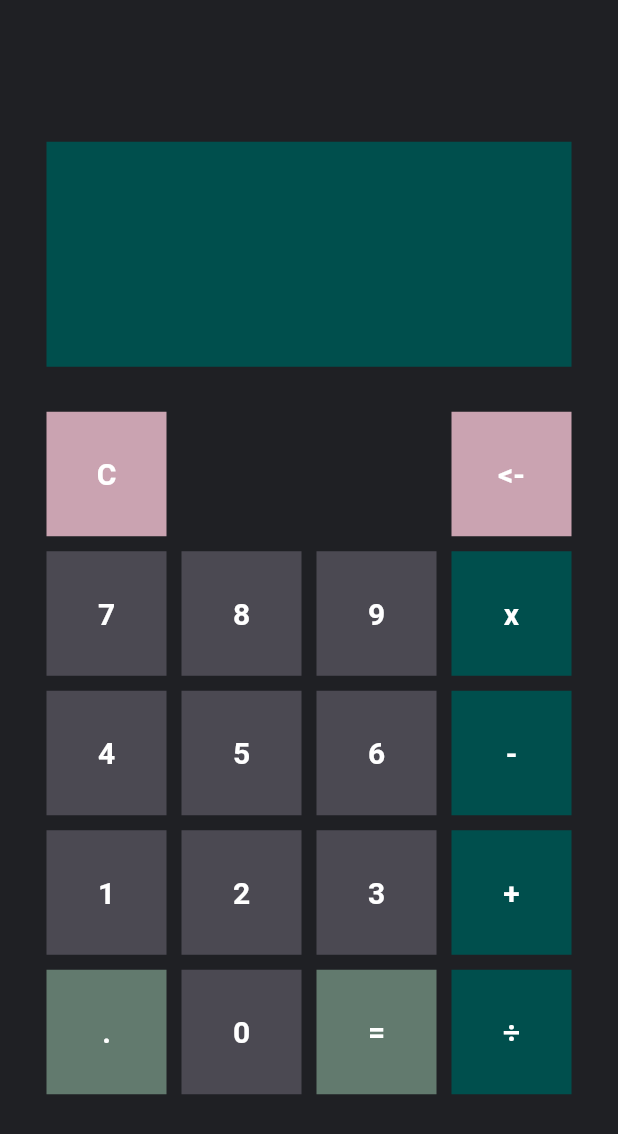
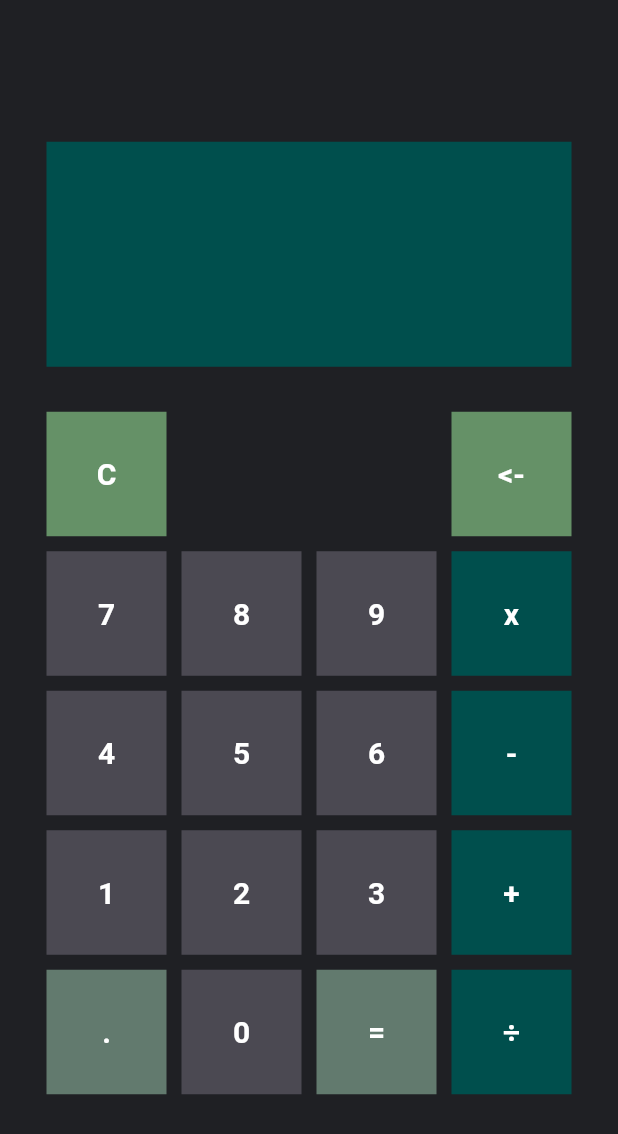
Before and after one commit to Brunno-Bocardo/mobile, a Flutter app: the screen it shows after launch, on a phone screen of 412 x 824 dp. Shown: the top 1134 px of the screen. Run offline on Flutter 3.47's test engine with Material 3 defaults, Android fonts, the phone set to English and light mode, and no system bars.

Commit message:
proibe divisão por zero

```diff
--- a/calculator/lib/main.dart
+++ b/calculator/lib/main.dart
@@ -118,6 +118,7 @@ class _MyHomePageState extends State<MyHomePage> {
                         if (operador == 'x') {
                             tempResultado = (double.parse(visor[j - 1]) * double.parse(visor[j + 1])).toString();
                         } else if (operador == '÷') {
+                            if (visor[j + 1] == '0') { return; }
                             tempResultado = (double.parse(visor[j - 1]) / double.parse(visor[j + 1])).toString();
                         }
                         visor[j+1] = tempResultado;
@@ -212,7 +213,7 @@ class _MyHomePageState extends State<MyHomePage> {
 
                                     style: TextButton.styleFrom(
                                         shape: RoundedRectangleBorder(borderRadius: BorderRadius.circular(0)),
-                                        backgroundColor: Color.fromARGB(255, 202, 163, 177),
+                                        backgroundColor: Color.fromARGB(255, 101, 145, 103),
                                         padding: const EdgeInsets.all(30.0),
                                         textStyle: const TextStyle(fontSize: 20),
                                         minimumSize: const Size(80, 60),
@@ -232,7 +233,7 @@ class _MyHomePageState extends State<MyHomePage> {
                                     onPressed: () => clearLast(),
                                     style: TextButton.styleFrom(
                                         shape: RoundedRectangleBorder(borderRadius: BorderRadius.circular(0)),
-                                        backgroundColor: Color.fromARGB(255, 202, 163, 177),
+                                        backgroundColor: Color.fromARGB(255, 101, 145, 103),
                                         padding: const EdgeInsets.all(30.0),
                                         textStyle: const TextStyle(fontSize: 20),
                                         minimumSize: const Size(80, 60),
```
